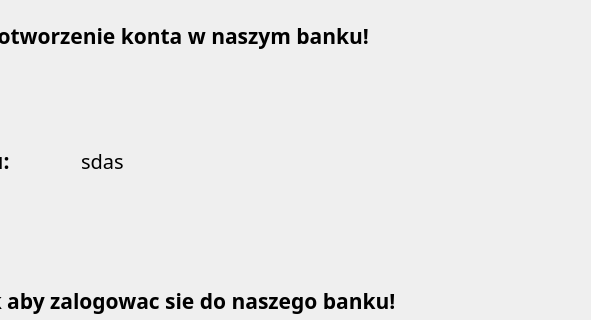
The window that BankSoftware/BankSoftware/AccessAccepted.ui (pSus365/BankSimulator) describes before a commit, drawn with Qt 5; both pictures show x 369 to 960 and y 102 to 422 of the 960 by 597 pixel window.
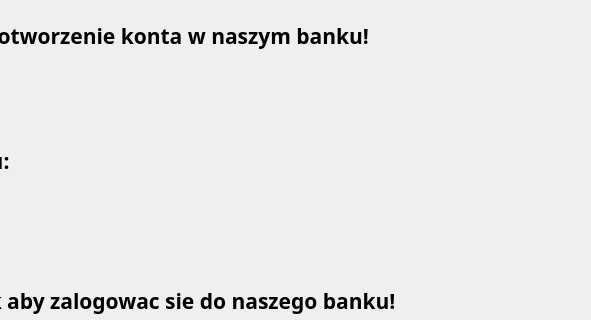
The same window after the commit.

```diff
--- a/BankSoftware/BankSoftware/AccessAccepted.ui
+++ b/BankSoftware/BankSoftware/AccessAccepted.ui
@@ -128,7 +128,7 @@
      </font>
     </property>
     <property name="text">
-     <string>sdas</string>
+     <string/>
     </property>
    </widget>
   </widget>
```
